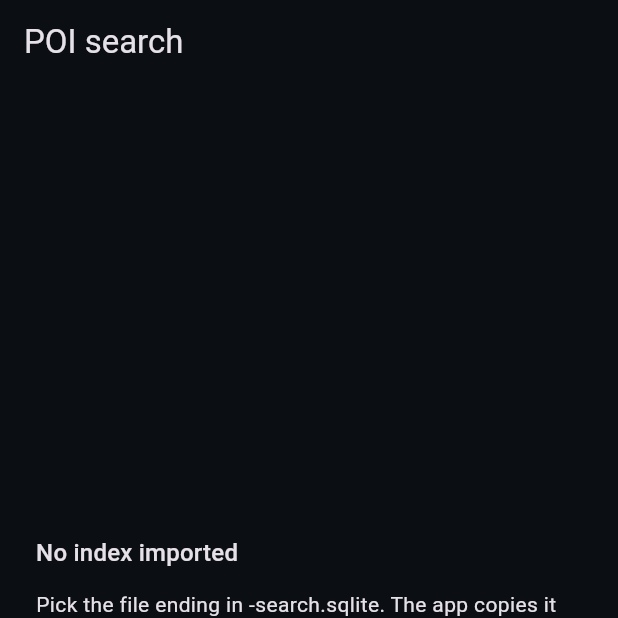
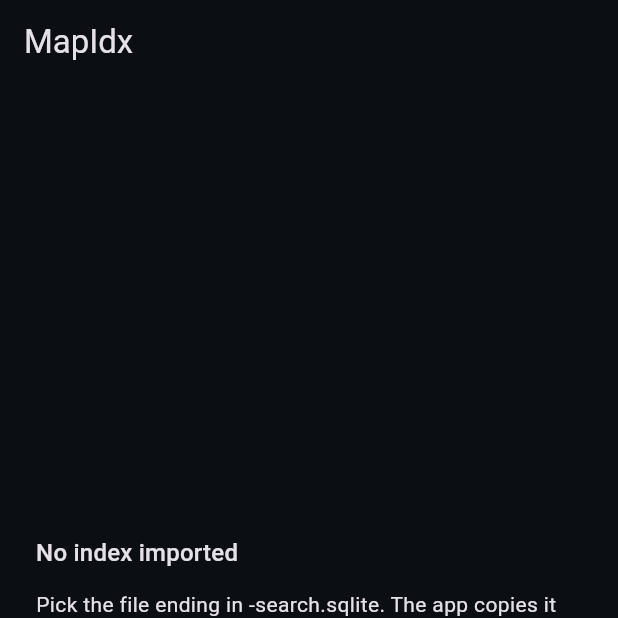
Before and after one commit to rhusiev/osm-mapidx, a Flutter app: the screen it shows after launch, on a phone screen of 412 x 824 dp, the top half of it. Run offline on Flutter 3.47's test engine with Material 3 defaults, Android fonts, the phone set to English and light mode, and no system bars; our stand-ins replace flutter_map, latlong2, shared_preferences; missing offline and left inert: sqlite3.

Commit message:
Build per-ABI APKs; relabel the app
A single fat APK is three copies of the same native libraries and weighs
58 MB. Modern phones only run on one ABI, so flutter build apk with
--split-per-abi emits one APK per architecture - 17-22 MB each - and the
right one is picked by Play Store / adb automatically.

The launcher label and the in-app title were still 'POI search' from
before the rename. 'MapIdx' matches the package name and is what shows
up on the home screen.

```diff
--- a/app/lib/main.dart
+++ b/app/lib/main.dart
@@ -32,7 +32,7 @@ class MapIndexApp extends StatelessWidget {
 
   @override
   Widget build(BuildContext context) => MaterialApp(
-        title: 'POI search',
+        title: 'MapIdx',
         theme: theme(),
         debugShowCheckedModeBanner: false,
         home: const SearchPage(),
@@ -275,7 +275,7 @@ class _SearchPageState extends State<SearchPage> {
   @override
   Widget build(BuildContext context) => Scaffold(
         appBar: AppBar(
-          title: const Text('POI search'),
+          title: const Text('MapIdx'),
           actions: [
             if (_index != null)
               PopupMenuButton<_Menu>(
```
Also changed, not shown: 3 other files.
